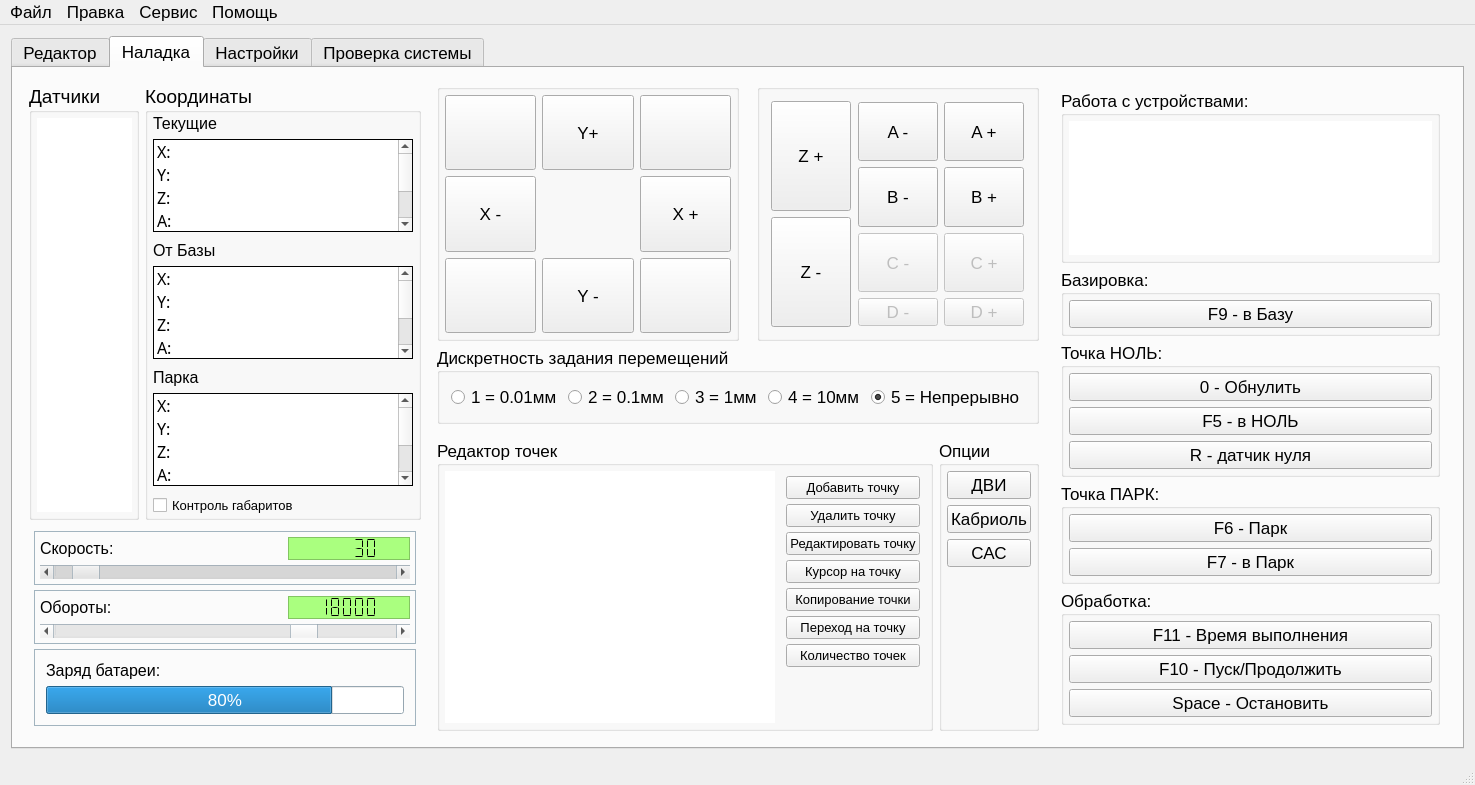
Above: KAMEditor/gui/mainwindow.ui from Xtail96/SML before the change. Below: the same form after it.
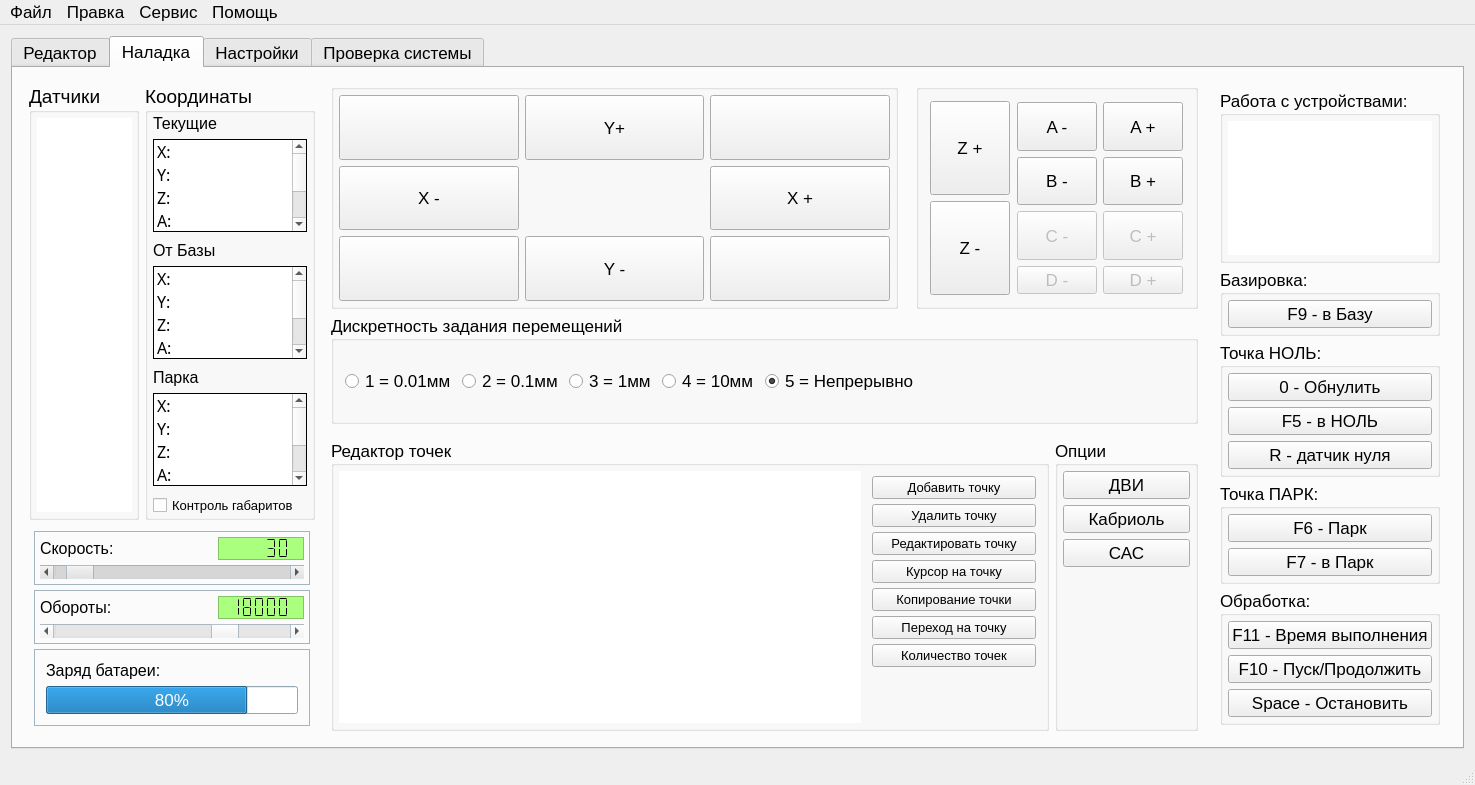
That is the form after the change. Icons and pictures are not drawn. Custom widgets are drawn as their Qt base class.

Commit message: Пропорции возвращены обратно

The edit to the form file:
```diff
--- a/KAMEditor/gui/mainwindow.ui
+++ b/KAMEditor/gui/mainwindow.ui
@@ -801,7 +801,7 @@
          <widget class="QFrame" name="mainActionsFrame">
           <property name="sizePolicy">
            <sizepolicy hsizetype="Preferred" vsizetype="Preferred">
-            <horstretch>3</horstretch>
+            <horstretch>4</horstretch>
             <verstretch>0</verstretch>
            </sizepolicy>
           </property>
@@ -1500,7 +1500,7 @@
                 <property name="sizePolicy">
                  <sizepolicy hsizetype="Preferred" vsizetype="Preferred">
                   <horstretch>0</horstretch>
-                  <verstretch>1</verstretch>
+                  <verstretch>0</verstretch>
                  </sizepolicy>
                 </property>
                 <property name="title">
@@ -2165,7 +2165,7 @@
          <widget class="QFrame" name="actionsFrame">
           <property name="sizePolicy">
            <sizepolicy hsizetype="Preferred" vsizetype="Preferred">
-            <horstretch>2</horstretch>
+            <horstretch>1</horstretch>
             <verstretch>0</verstretch>
            </sizepolicy>
           </property>
@@ -2468,7 +2468,7 @@
          <widget class="QFrame" name="dashboardFrame">
           <property name="sizePolicy">
            <sizepolicy hsizetype="Preferred" vsizetype="Preferred">
-            <horstretch>2</horstretch>
+            <horstretch>1</horstretch>
             <verstretch>0</verstretch>
            </sizepolicy>
           </property>
@@ -3044,12 +3044,6 @@
            </item>
            <item row="2" column="0" colspan="4">
             <widget class="QFrame" name="dashboardframe">
-             <property name="sizePolicy">
-              <sizepolicy hsizetype="Preferred" vsizetype="Preferred">
-               <horstretch>0</horstretch>
-               <verstretch>0</verstretch>
-              </sizepolicy>
-             </property>
              <property name="palette">
               <palette>
                <active>
```
